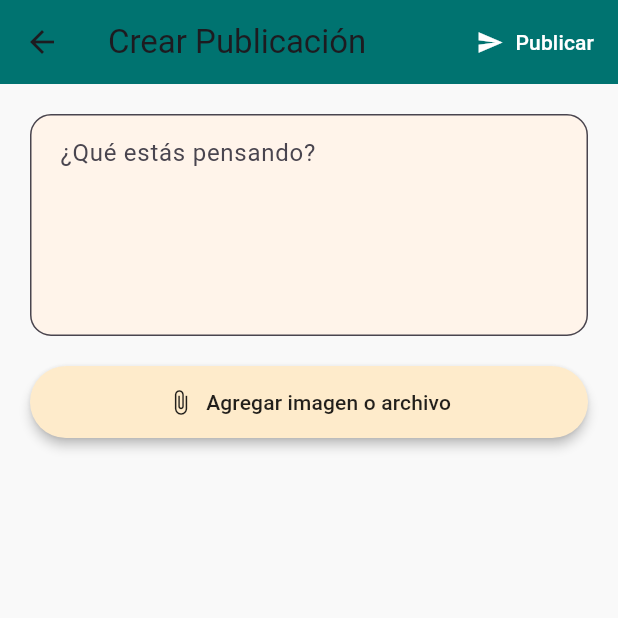
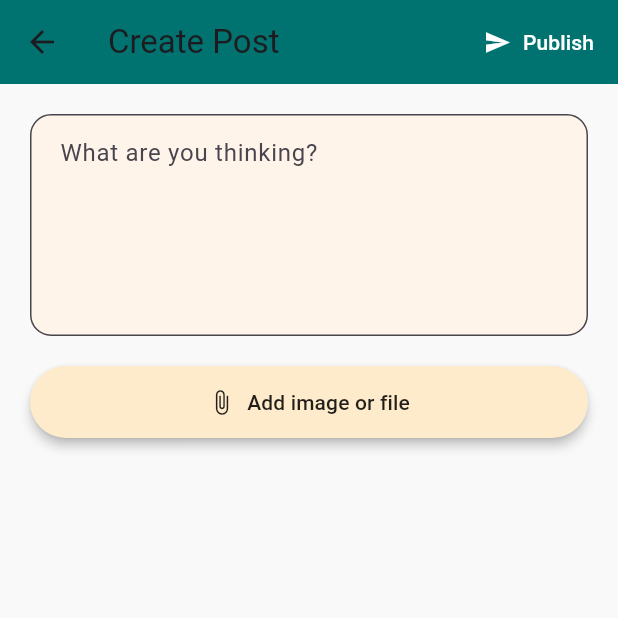
Before and after one commit to Desarrolladores-F5/mi-vecino-app, a Flutter app: the CrearPublicacionScreen screen opened directly, on a phone screen of 412 x 824 dp, the top half of it. Run offline on Flutter 3.47's test engine with Material 3 defaults, Android fonts, the phone set to English and light mode, and no system bars; our stand-ins replace awesome_dialog, cloud_firestore, firebase_auth, firebase_core, firebase_storage, package_info_plus; missing offline and left inert: file_selector, firebase_app_check; accounts and stored records are empty.

Commit message:
🌐 Internacionalización de crear_publicacion_screen.dart completada

```diff
--- a/lib/l10n/app_en.arb
+++ b/lib/l10n/app_en.arb
@@ -55,5 +55,23 @@
   "muroPublicaciones": "Post Wall",
   "sinPublicaciones": "No posts yet",
   "desconocido": "Unknown",
-  "estadoConectado": "Connected to the Internet"
+  "estadoConectado": "Connected to the Internet",
+  "descripcionApp": "A community app designed to improve communication and collaboration among neighbors.",
+  "version": "Version",
+  "derechosReservados": "All rights reserved.",
+  "sugerencias": "Suggestions",
+  "textoSugerencia": "Do you have a suggestion or idea to improve the app?",
+  "hintSugerencia": "Write your suggestion here...",
+  "enviar": "Send",
+  "sugerenciaEnviada": "✅ Suggestion sent",
+  "errorSugerencia": "❌ There was an error. Try again later",
+  "crearPublicacion": "Create Post",
+  "publicar": "Publish",
+  "placeholderMensaje": "What are you thinking?",
+  "agregarArchivo": "Add image or file",
+  "archivo": "File",
+  "mensajeVacio": "Please enter a message",
+  "usuarioNoAutenticado": "User not authenticated",
+  "publicacionExitosa": "Post published successfully!",
+  "errorPublicar": "An error occurred while publishing"
 }
--- a/lib/l10n/app_localizations.dart
+++ b/lib/l10n/app_localizations.dart
@@ -433,6 +433,108 @@ abstract class AppLocalizations {
   /// In es, this message translates to:
   /// **'Conectado a Internet'**
   String get estadoConectado;
+
+  /// No description provided for @descripcionApp.
+  ///
+  /// In es, this message translates to:
+  /// **'Una aplicación comunitaria pensada para mejorar la comunicación y colaboración entre vecinos.'**
+  String get descripcionApp;
+
+  /// No description provided for @version.
+  ///
+  /// In es, this message translates to:
+  /// **'Versión'**
+  String get version;
+
+  /// No description provided for @derechosReservados.
+  ///
+  /// In es, this message translates to:
+  /// **'Todos los derechos reservados.'**
+  String get derechosReservados;
+
+  /// No description provided for @textoSugerencia.
+  ///
+  /// In es, this message translates to:
+  /// **'¿Tienes una sugerencia o idea para mejorar la app?'**
+  String get textoSugerencia;
+
+  /// No description provided for @hintSugerencia.
+  ///
+  /// In es, this message translates to:
+  /// **'Escribe tu sugerencia aquí...'**
+  String get hintSugerencia;
+
+  /// No description provided for @enviar.
+  ///
+  /// In es, this message translates to:
+  /// **'Enviar'**
+  String get enviar;
+
+  /// No description provided for @sugerenciaEnviada.
+  ///
+  /// In es, this message translates to:
+  /// **'✅ Sugerencia enviada'**
+  String get sugerenciaEnviada;
+
+  /// No description provided for @errorSugerencia.
+  ///
+  /// In es, this message translates to:
+  /// **'❌ Hubo un error. Intenta más tarde'**
+  String get errorSugerencia;
+
+  /// No description provided for @crearPublicacion.
+  ///
+  /// In es, this message translates to:
+  /// **'Crear Publicación'**
+  String get crearPublicacion;
+
+  /// No description provided for @publicar.
+  ///
+  /// In es, this message translates to:
+  /// **'Publicar'**
+  String get publicar;
+
+  /// No description provided for @placeholderMensaje.
+  ///
+  /// In es, this message translates to:
+  /// **'¿Qué estás pensando?'**
+  String get placeholderMensaje;
+
+  /// No description provided for @agregarArchivo.
+  ///
+  /// In es, this message translates to:
+  /// **'Agregar imagen o archivo'**
+  String get agregarArchivo;
+
+  /// No description provided for @archivo.
+  ///
+  /// In es, this message translates to:
+  /// **'Archivo'**
+  String get archivo;
+
+  /// No description provided for @mensajeVacio.
+  ///
+  /// In es, this message translates to:
+  /// **'Por favor escribe un mensaje'**
+  String get mensajeVacio;
+
+  /// No description provided for @usuarioNoAutenticado.
+  ///
+  /// In es, this message translates to:
+  /// **'Usuario no autenticado'**
+  String get usuarioNoAutenticado;
+
+  /// No description provided for @publicacionExitosa.
+  ///
+  /// In es, this message translates to:
+  /// **'¡Publicación enviada con éxito!'**
+  String get publicacionExitosa;
+
+  /// No description provided for @errorPublicar.
+  ///
+  /// In es, this message translates to:
+  /// **'Ocurrió un error al publicar'**
+  String get errorPublicar;
 }
 
 class _AppLocalizationsDelegate
--- a/lib/screens/crear_publicacion_screen.dart
+++ b/lib/screens/crear_publicacion_screen.dart
@@ -4,6 +4,7 @@ import 'package:file_selector/file_selector.dart';
 import 'package:cloud_firestore/cloud_firestore.dart';
 import 'package:firebase_storage/firebase_storage.dart';
 import 'package:firebase_auth/firebase_auth.dart';
+import 'package:mi_vecino/l10n/app_localizations.dart'; // 🌐 Localización
 
 class CrearPublicacionScreen extends StatefulWidget {
   const CrearPublicacionScreen({super.key});
@@ -17,9 +18,9 @@ class _CrearPublicacionScreenState extends State<CrearPublicacionScreen> {
   XFile? _archivoSeleccionado;
   bool _cargando = false;
 
-  final Color colorPrincipal = const Color(0xFF007370); // verde
-  final Color colorSecundario = const Color(0xFFFF7A00); // naranjo
-  final Color colorBoton = const Color(0xFFFEEBCB); // tono claro desde el logo
+  final Color colorPrincipal = const Color(0xFF007370);
+  final Color colorSecundario = const Color(0xFFFF7A00);
+  final Color colorBoton = const Color(0xFFFEEBCB);
 
   Future<void> _seleccionarArchivo() async {
     final tipoArchivo = const XTypeGroup(
@@ -39,17 +40,18 @@ class _CrearPublicacionScreenState extends State<CrearPublicacionScreen> {
   Future<void> _publicar() async {
     final mensaje = _mensajeController.text.trim();
     final user = FirebaseAuth.instance.currentUser;
+    final localizations = AppLocalizations.of(context)!;
 
     if (mensaje.isEmpty) {
       ScaffoldMessenger.of(context).showSnackBar(
-        const SnackBar(content: Text('Por favor escribe un mensaje')),
+        SnackBar(content: Text(localizations.mensajeVacio)),
       );
       return;
     }
 
     if (user == null) {
       ScaffoldMessenger.of(context).showSnackBar(
-        const SnackBar(content: Text('Usuario no autenticado')),
+        SnackBar(content: Text(localizations.usuarioNoAutenticado)),
       );
       return;
     }
@@ -85,13 +87,12 @@ class _CrearPublicacionScreenState extends State<CrearPublicacionScreen> {
       });
 
       ScaffoldMessenger.of(context).showSnackBar(
-        const SnackBar(content: Text('¡Publicación enviada con éxito!')),
+        SnackBar(content: Text(localizations.publicacionExitosa)),
       );
       Navigator.pop(context);
     } catch (e) {
-      print('Error al publicar: $e');
       ScaffoldMessenger.of(context).showSnackBar(
-        const SnackBar(content: Text('Ocurrió un error al publicar')),
+        SnackBar(content: Text(localizations.errorPublicar)),
       );
     } finally {
       setState(() {
@@ -116,16 +117,18 @@ class _CrearPublicacionScreenState extends State<CrearPublicacionScreen> {
 
   @override
   Widget build(BuildContext context) {
+    final localizations = AppLocalizations.of(context)!;
+
     return Scaffold(
       backgroundColor: const Color(0xFFF9F9F9),
       appBar: AppBar(
         backgroundColor: colorPrincipal,
-        title: const Text('Crear Publicación'),
+        title: Text(localizations.crearPublicacion),
         actions: [
           TextButton.icon(
             onPressed: _cargando ? null : _publicar,
             icon: const Icon(Icons.send, color: Colors.white),
-            label: const Text('Publicar', style: TextStyle(color: Colors.white)),
+            label: Text(localizations.publicar, style: const TextStyle(color: Colors.white)),
           ),
         ],
       ),
@@ -138,7 +141,7 @@ class _CrearPublicacionScreenState extends State<CrearPublicacionScreen> {
               controller: _mensajeController,
               maxLines: 5,
               decoration: InputDecoration(
-                hintText: '¿Qué estás pensando?',
+                hintText: localizations.placeholderMensaje,
                 filled: true,
                 fillColor: const Color(0xFFFFF4EA),
                 contentPadding: const EdgeInsets.symmetric(horizontal: 16, vertical: 14),
@@ -151,7 +154,7 @@ class _CrearPublicacionScreenState extends State<CrearPublicacionScreen> {
             ElevatedButton.icon(
               onPressed: _cargando ? null : _seleccionarArchivo,
               icon: const Icon(Icons.attach_file),
-              label: const Text('Agregar imagen o archivo'),
+              label: Text(localizations.agregarArchivo),
               style: ElevatedButton.styleFrom(
                 backgroundColor: colorBoton,
                 foregroundColor: Colors.black87,
@@ -168,7 +171,7 @@ class _CrearPublicacionScreenState extends State<CrearPublicacionScreen> {
                 crossAxisAlignment: CrossAxisAlignment.start,
                 children: [
                   Text(
-                    'Archivo: ${_archivoSeleccionado!.name}',
+                    '${localizations.archivo}: ${_archivoSeleccionado!.name}',
                     style: const TextStyle(fontStyle: FontStyle.italic),
                   ),
                   const SizedBox(height: 10),
```
Also changed, not shown: lib/l10n/app_es.arb (+20 -1 lines), lib/l10n/app_localizations_en.dart (+53 -0 lines), lib/l10n/app_localizations_es.dart (+53 -0 lines), lib/screens/acerca_app_screen.dart (+14 -10 lines), lib/screens/sugerencias_screen.dart (+11 -8 lines).
